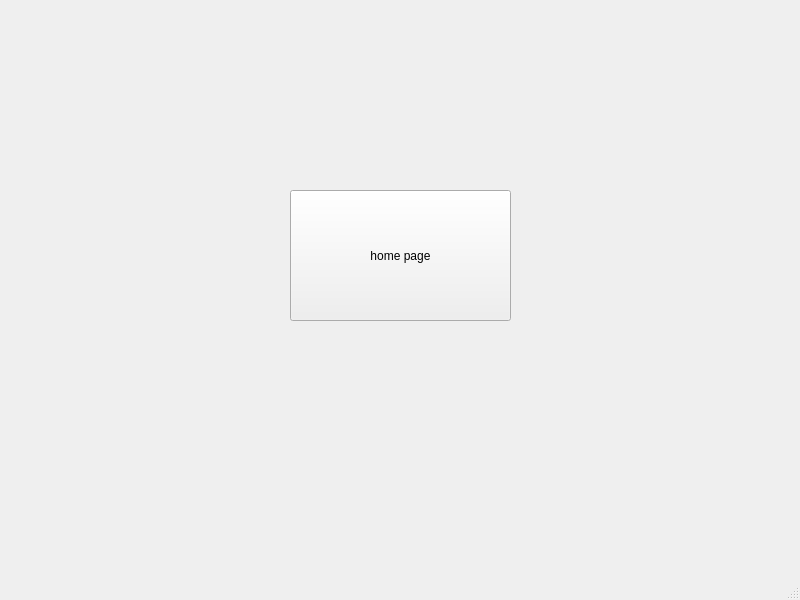
Above: AgileAgenda/currentday.ui from AmirHossienAfshar/AgileAgenda before the change. Below: the same form after it.
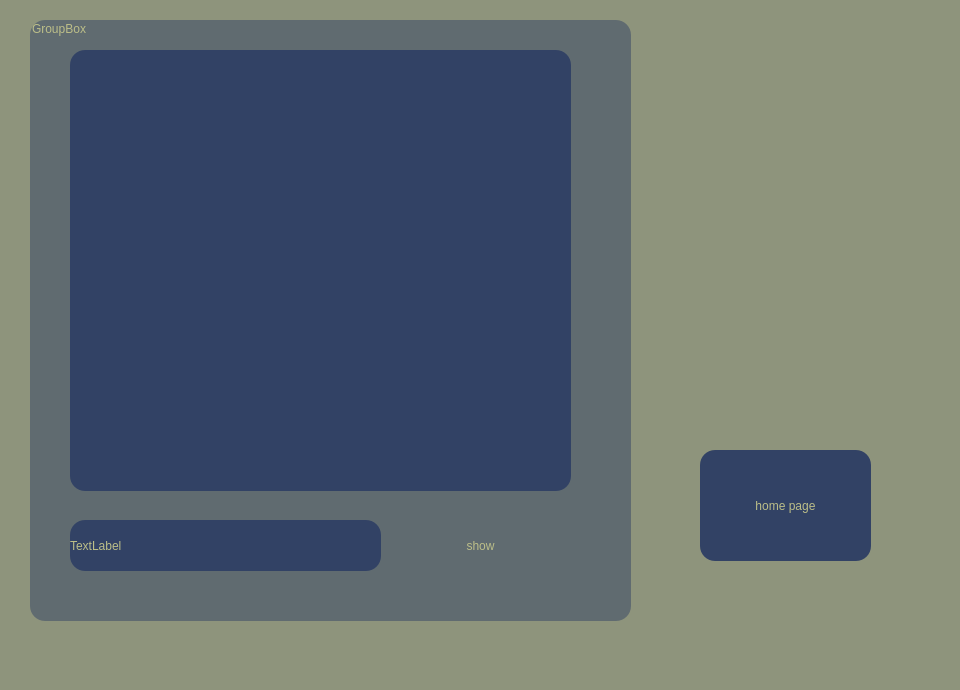
That is the form after the change.

The edit to the form file:
```diff
--- a/AgileAgenda/currentday.ui
+++ b/AgileAgenda/currentday.ui
@@ -6,27 +6,105 @@
    <rect>
     <x>0</x>
     <y>0</y>
-    <width>800</width>
-    <height>600</height>
+    <width>960</width>
+    <height>690</height>
    </rect>
   </property>
   <property name="windowTitle">
    <string>MainWindow</string>
   </property>
+  <property name="styleSheet">
+   <string notr="true">background-color: rgb(142, 148, 124);
+border-radius: 10px;
+</string>
+  </property>
   <widget class="QWidget" name="centralwidget">
    <widget class="QPushButton" name="pushButton">
     <property name="geometry">
      <rect>
-      <x>290</x>
-      <y>190</y>
-      <width>221</width>
-      <height>131</height>
+      <x>700</x>
+      <y>450</y>
+      <width>171</width>
+      <height>111</height>
      </rect>
     </property>
+    <property name="styleSheet">
+     <string notr="true">background-color: rgb(50, 66, 101);
+border-radius: 15px;
+font: 900 16pt &quot;Maven Pro&quot;;
+color: rgb(188, 190, 136);</string>
+    </property>
     <property name="text">
      <string>home page</string>
     </property>
    </widget>
+   <widget class="QGroupBox" name="groupBox">
+    <property name="geometry">
+     <rect>
+      <x>30</x>
+      <y>20</y>
+      <width>601</width>
+      <height>601</height>
+     </rect>
+    </property>
+    <property name="styleSheet">
+     <string notr="true">border-radius: 15px;
+background-color: rgb(96, 107, 112);
+font: 900 16pt &quot;Maven Pro&quot;;
+color: rgb(188, 190, 136);</string>
+    </property>
+    <property name="title">
+     <string>GroupBox</string>
+    </property>
+    <widget class="QTableView" name="tableView">
+     <property name="geometry">
+      <rect>
+       <x>40</x>
+       <y>30</y>
+       <width>501</width>
+       <height>441</height>
+      </rect>
+     </property>
+     <property name="styleSheet">
+      <string notr="true">background-color: rgb(50, 66, 101);
+border-radius: 15px;
+font: 900 16pt &quot;Maven Pro&quot;;
+color: rgb(188, 190, 136);</string>
+     </property>
+    </widget>
+    <widget class="QLabel" name="label">
+     <property name="geometry">
+      <rect>
+       <x>40</x>
+       <y>500</y>
+       <width>311</width>
+       <height>51</height>
+      </rect>
+     </property>
+     <property name="styleSheet">
+      <string notr="true">background-color: rgb(50, 66, 101);
+border-radius: 15px;
+font: 900 16pt &quot;Maven Pro&quot;;
+color: rgb(188, 190, 136);</string>
+     </property>
+     <property name="text">
+      <string>TextLabel</string>
+     </property>
+    </widget>
+    <widget class="QPushButton" name="pushButton_2">
+     <property name="geometry">
+      <rect>
+       <x>370</x>
+       <y>500</y>
+       <width>161</width>
+       <height>51</height>
+      </rect>
+     </property>
+     <property name="text">
+      <string>show</string>
+     </property>
+    </widget>
+   </widget>
   </widget>
   <widget class="QMenuBar" name="menubar">
    <property name="geometry">
```
Left out of the diff: 2 changed lines with no effect on the pictures.
